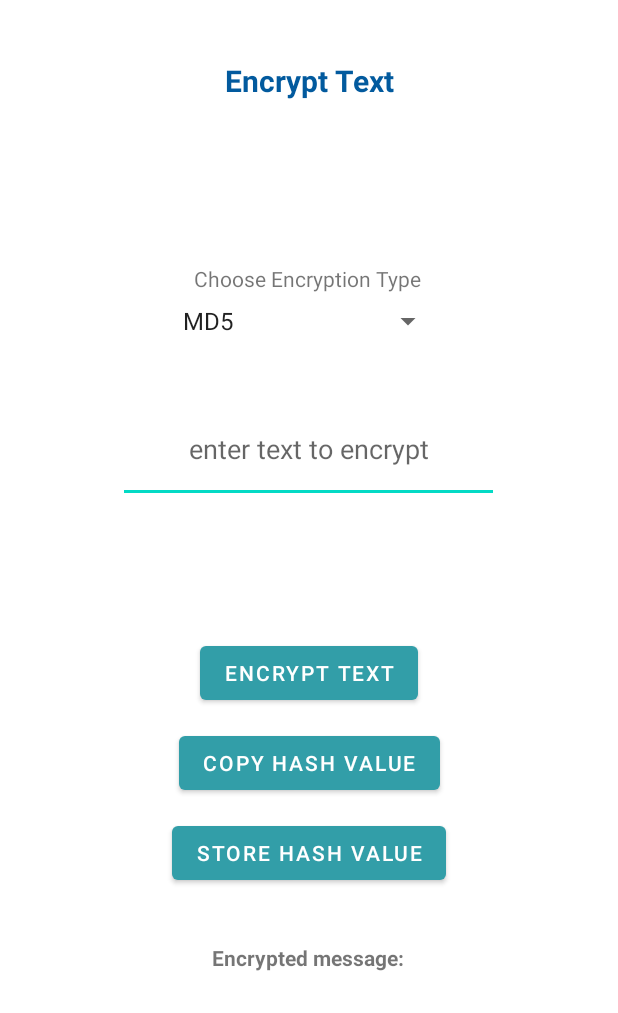
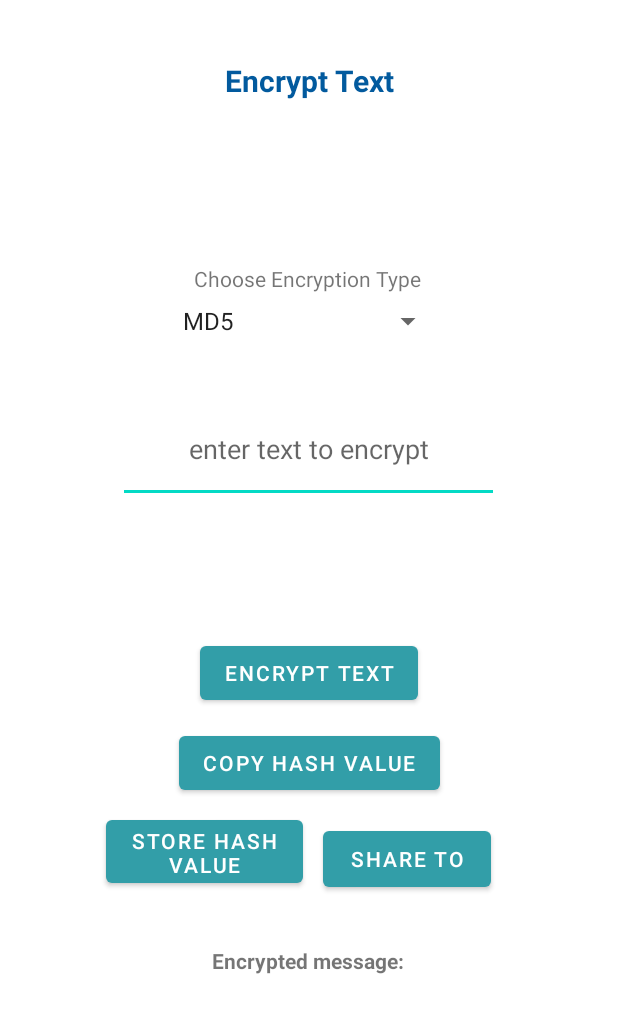
Before and after one commit to panosbabo/HashCryptic, an Android app: the EncryptText screen opened directly, with no data from a screen before it, on a phone screen of 412 x 824 dp. Shown: the top 1013 px of the screen. Run offline under Robolectric (Android 15) with nearby library versions, the phone set to English and light mode, and no system bars; our stand-ins replace Room's generated code.

Commit message:
Added "Share to" on basic encryption features

```diff
--- a/app/src/main/java/com/example/hashcryptic/EncryptText.java
+++ b/app/src/main/java/com/example/hashcryptic/EncryptText.java
@@ -7,6 +7,7 @@ import android.content.ClipboardManager;
 import android.content.Context;
 import android.content.Intent;
 import android.database.sqlite.SQLiteConstraintException;
+import android.net.Uri;
 import android.os.Bundle;
 import android.view.View;
 import android.widget.AdapterView;
@@ -19,6 +20,8 @@ import android.widget.Toast;
 import com.example.hashcryptic.db.Hash;
 import com.example.hashcryptic.db.HashDatabase;
 import com.example.hashcryptic.hashencryption.*;
+
+import java.io.File;
 
 public class EncryptText extends AppCompatActivity implements AdapterView.OnItemSelectedListener {
 
@@ -42,6 +45,7 @@ public class EncryptText extends AppCompatActivity implements AdapterView.OnItem
         Button encrpt_btn = findViewById(R.id.buttonEncrypt);
         Button copy_btn = findViewById(R.id.copyencr_txt);
         Button store_btn = findViewById(R.id.store_hash);
+        Button share_btn = findViewById(R.id.share_hash);
 
         Spinner spinner = (Spinner) findViewById(R.id.spinner);
         ArrayAdapter<String>adapter = new ArrayAdapter<String>(EncryptText.this,
@@ -57,6 +61,29 @@ public class EncryptText extends AppCompatActivity implements AdapterView.OnItem
 
         // create a clipboard manager variable to copy text
         cpb = (ClipboardManager) getSystemService(Context.CLIPBOARD_SERVICE);
+
+
+        share_btn.setOnClickListener(new View.OnClickListener() {
+            @Override
+            public void onClick(View view) {
+
+                // copy the text in the clip board
+                String data = enctv.getText().toString().trim();
+                ClipData temp = ClipData.newPlainText("text", data);
+                cpb.setPrimaryClip(temp);
+
+                // Passing hash value to new share to intent
+                Intent shareIntent = new Intent(Intent.ACTION_SEND);
+                shareIntent.setType("text/plain");
+                shareIntent.putExtra(Intent.EXTRA_TEXT, data);
+                startActivity(Intent.createChooser(shareIntent, "Share to:"));
+
+                // display message for Choose share to option
+                Toast.makeText(EncryptText.this, "Choose share to option", Toast.LENGTH_SHORT).show();
+            }
+        });
+
+
 
         // onClick function of copy text button
         copy_btn.setOnClickListener(new View.OnClickListener() {
--- a/app/src/main/res/layout/activity_encrypt_text.xml
+++ b/app/src/main/res/layout/activity_encrypt_text.xml
@@ -82,13 +82,26 @@
 
     <Button
         android:id="@+id/store_hash"
-        android:layout_width="wrap_content"
-        android:layout_height="wrap_content"
-        android:layout_marginTop="72dp"
+        android:layout_width="131dp"
+        android:layout_height="54dp"
+        android:layout_marginTop="68dp"
         android:text="Store Hash Value"
         app:layout_constraintEnd_toEndOf="parent"
+        app:layout_constraintHorizontal_bias="0.252"
         app:layout_constraintStart_toStartOf="parent"
         app:layout_constraintTop_toBottomOf="@+id/buttonEncrypt" />
+
+    <Button
+        android:id="@+id/share_hash"
+        android:layout_width="112dp"
+        android:layout_height="49dp"
+        android:text="Share to"
+        app:layout_constraintBottom_toTopOf="@+id/encr_msg_title"
+        app:layout_constraintEnd_toEndOf="@+id/encryptTitle"
+        app:layout_constraintHorizontal_bias="0.138"
+        app:layout_constraintStart_toEndOf="@+id/store_hash"
+        app:layout_constraintTop_toBottomOf="@+id/buttonEncrypt"
+        app:layout_constraintVertical_bias="0.693" />
 
     <TextView
         android:id="@+id/encryptOption"
```
Also changed, not shown: app/src/main/java/com/example/hashcryptic/StoredValuesAdapter.java (+40 -1 lines), app/src/main/res/layout/row_item.xml (+14 -0 lines), app/src/main/java/com/example/hashcryptic/hashencryption/fileEncryption.java (line endings or trailing spaces).
